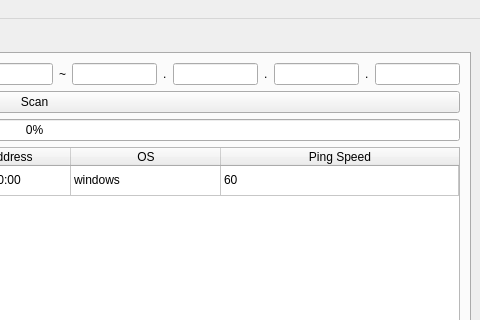
Qt form socket_ui.ui (Fhwang0926/socket) before a commit; both pictures show x 411 to 891 and y 0 to 320 of the 891 by 854 pixel window.
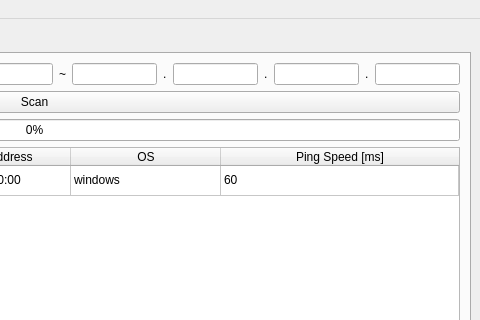
The same form after that commit.

```diff
--- a/socket_ui.ui
+++ b/socket_ui.ui
@@ -724,7 +724,7 @@
             </column>
             <column>
              <property name="text">
-              <string>Ping Speed</string>
+              <string>Ping Speed [ms]</string>
              </property>
             </column>
             <item row="0" column="0">
```
Left out of the diff: 2 changed lines with no effect on the pictures.
